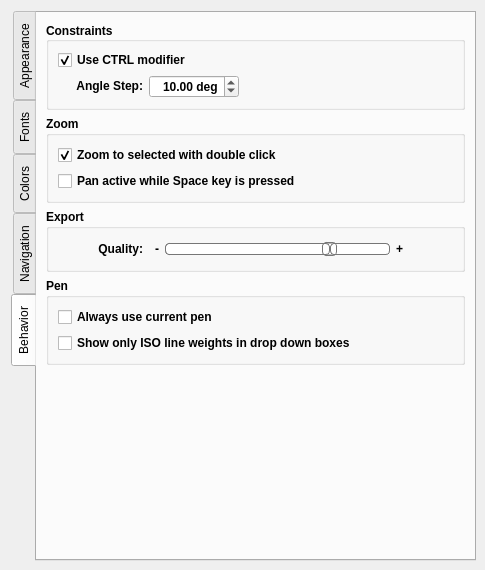
Before: the Qt Designer form src/app/seamly2d/dialogs/configpages/preferencesgraphicsviewpage.ui in FashionFreedom/Seamly2D, drawn with Qt 5.
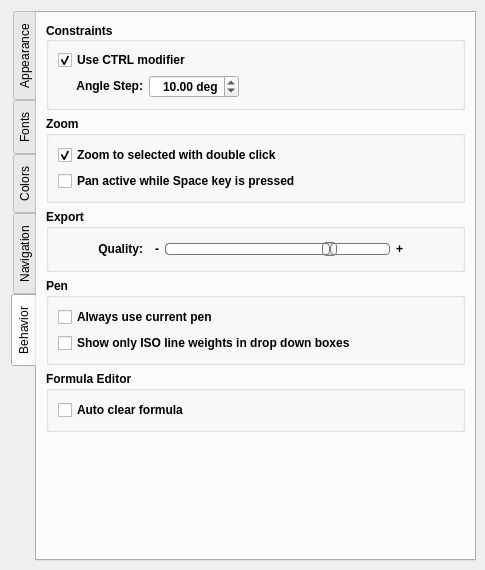
After: the same form once the commit is applied. The open tabs and pages were chosen to show the change. Custom widgets are drawn as their Qt base class.

Commit message: add autoclear to fx editor

```diff
--- a/src/app/seamly2d/dialogs/configpages/preferencesgraphicsviewpage.ui
+++ b/src/app/seamly2d/dialogs/configpages/preferencesgraphicsviewpage.ui
@@ -3256,6 +3256,34 @@
          </layout>
         </widget>
        </item>
+       <item>
+        <widget class="QGroupBox" name="groupBox_3">
+         <property name="minimumSize">
+          <size>
+           <width>0</width>
+           <height>0</height>
+          </size>
+         </property>
+         <property name="font">
+          <font>
+           <pointsize>9</pointsize>
+           <bold>true</bold>
+          </font>
+         </property>
+         <property name="title">
+          <string>Formula Editor</string>
+         </property>
+         <layout class="QVBoxLayout" name="verticalLayout_27">
+          <item>
+           <widget class="QCheckBox" name="autoClearFx_CheckBox">
+            <property name="text">
+             <string>Auto clear formula</string>
+            </property>
+           </widget>
+          </item>
+         </layout>
+        </widget>
+       </item>
        <item>
         <spacer name="verticalSpacer_2">
          <property name="orientation">
```
Left out of the diff: 71 changed lines with no effect on the pictures. The commit also changes 4 other files.
